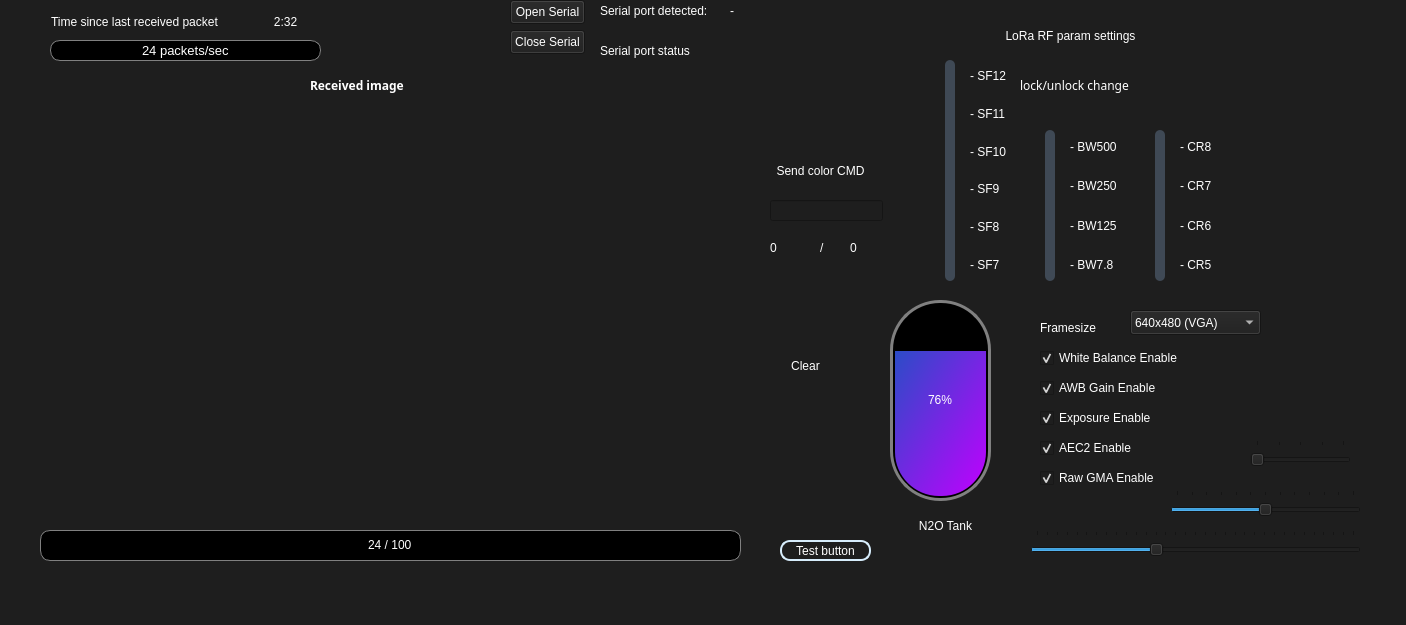
This is UI/Xstrato.ui in MorgesHAB/ERT2023GS as Qt 5 draws it before an edit. The edited form follows.
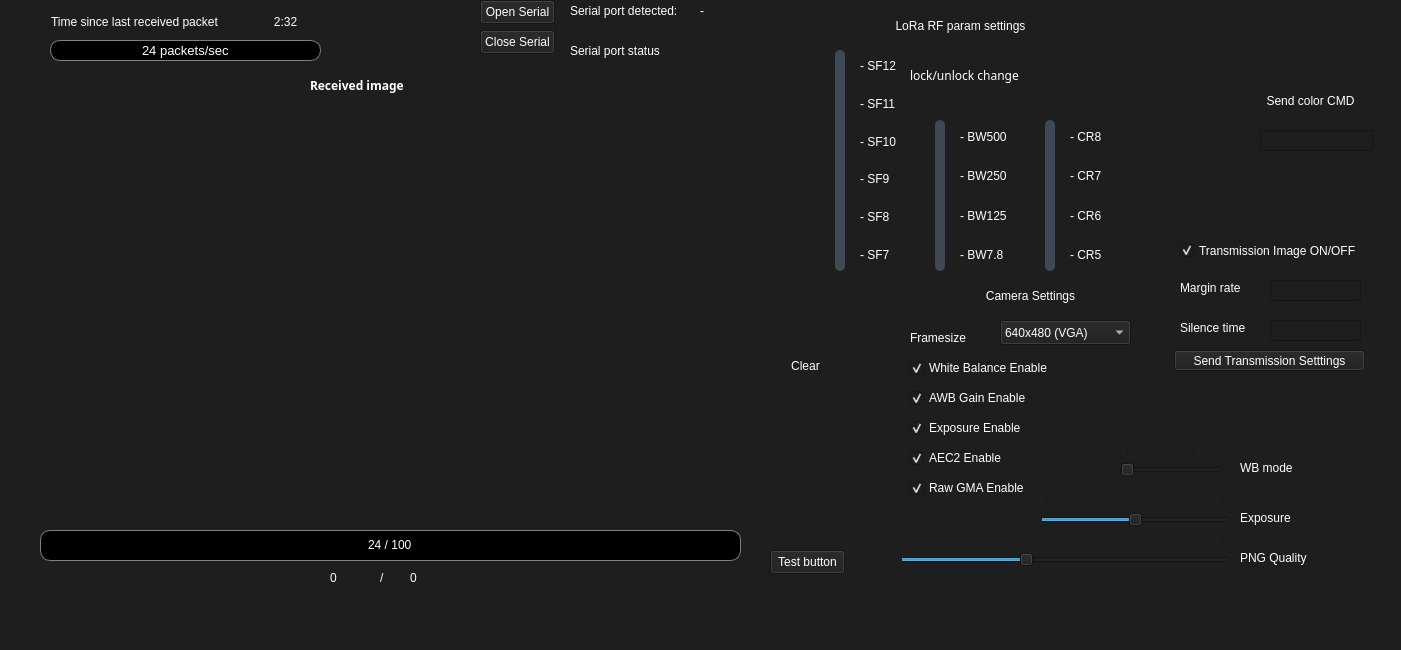
This is the edited form. Icons and pictures are not drawn.

Patch:
```diff
--- a/UI/Xstrato.ui
+++ b/UI/Xstrato.ui
@@ -6,8 +6,8 @@
    <rect>
     <x>0</x>
     <y>0</y>
-    <width>1406</width>
-    <height>625</height>
+    <width>1401</width>
+    <height>650</height>
    </rect>
   </property>
   <property name="windowTitle">
@@ -37,36 +37,6 @@
      <set>Qt::AlignCenter</set>
     </property>
    </widget>
-   <widget class="QPushButton" name="test_button">
-    <property name="geometry">
-     <rect>
-      <x>780</x>
-      <y>540</y>
-      <width>91</width>
-      <height>21</height>
-     </rect>
-    </property>
-    <property name="styleSheet">
-     <string notr="true">QPushButton{
-border: 2px solid;
-border-color: rgb(215, 237, 252);
-border-radius: 10px;
-}
-QPushButton:hover {
-background-color: black; 
-border: 3px solid;
-border-color: rgb(215, 237, 252);
-}
-QPushButton:pressed {
-border: 4px solid;
-border-color: rgb(92, 242, 135);
-}
-</string>
-    </property>
-    <property name="text">
-     <string>Test button</string>
-    </property>
-   </widget>
    <widget class="QLabel" name="label_9">
     <property name="geometry">
      <rect>
@@ -110,7 +80,7 @@
    <widget class="QLabel" name="label_11">
     <property name="geometry">
      <rect>
-      <x>600</x>
+      <x>570</x>
       <y>40</y>
       <width>131</width>
       <height>21</height>
@@ -123,7 +93,7 @@
    <widget class="QLabel" name="serialport_status">
     <property name="geometry">
      <rect>
-      <x>710</x>
+      <x>680</x>
       <y>30</y>
       <width>31</width>
       <height>31</height>
@@ -140,7 +110,7 @@
    <widget class="QPushButton" name="open_serial">
     <property name="geometry">
      <rect>
-      <x>510</x>
+      <x>480</x>
       <y>0</y>
       <width>75</width>
       <height>24</height>
@@ -153,7 +123,7 @@
    <widget class="QPushButton" name="close_serial">
     <property name="geometry">
      <rect>
-      <x>510</x>
+      <x>480</x>
       <y>30</y>
       <width>75</width>
       <height>24</height>
@@ -166,8 +136,8 @@
    <widget class="QPushButton" name="send_color_cmd">
     <property name="geometry">
      <rect>
-      <x>780</x>
-      <y>100</y>
+      <x>1270</x>
+      <y>30</y>
       <width>71</width>
       <height>61</height>
      </rect>
@@ -193,8 +163,8 @@
    <widget class="QLineEdit" name="color_edit">
     <property name="geometry">
      <rect>
-      <x>770</x>
-      <y>200</y>
+      <x>1260</x>
+      <y>130</y>
       <width>113</width>
       <height>21</height>
      </rect>
@@ -203,8 +173,8 @@
    <widget class="QLabel" name="nbr_rx_packet">
     <property name="geometry">
      <rect>
-      <x>770</x>
-      <y>240</y>
+      <x>330</x>
+      <y>570</y>
       <width>49</width>
       <height>16</height>
      </rect>
@@ -216,8 +186,8 @@
    <widget class="QLabel" name="nbr_tot_packet">
     <property name="geometry">
      <rect>
-      <x>850</x>
-      <y>240</y>
+      <x>410</x>
+      <y>570</y>
       <width>49</width>
       <height>16</height>
      </rect>
@@ -229,8 +199,8 @@
    <widget class="QLabel" name="nbr_tot_packet_2">
     <property name="geometry">
      <rect>
-      <x>820</x>
-      <y>240</y>
+      <x>380</x>
+      <y>570</y>
       <width>21</width>
       <height>16</height>
      </rect>
@@ -276,8 +246,8 @@
    <widget class="QLabel" name="label_2">
     <property name="geometry">
      <rect>
-      <x>770</x>
-      <y>160</y>
+      <x>1260</x>
+      <y>90</y>
       <width>101</width>
       <height>21</height>
      </rect>
@@ -393,80 +363,10 @@
      <string>%v packets/sec</string>
     </property>
    </widget>
-   <widget class="QProgressBar" name="tank_N2O">
-    <property name="geometry">
-     <rect>
-      <x>890</x>
-      <y>300</y>
-      <width>101</width>
-      <height>201</height>
-     </rect>
-    </property>
-    <property name="styleSheet">
-     <string notr="true">QProgressBar {
-	color: white;
-	font: 16pt &quot;Times New Roman&quot;;
-	height: 30px;
-}
-QProgressBar {
-	border: 3px solid gray;
-	border-radius: 50px;
-	background: black;
-	padding: 2px;
-    text-align: center;
-}
-QProgressBar::chunk {
-	background: qlineargradient(x1: 0, y1: 0.5, x2: 1, y2: 0.5, stop: 0 rgb(39, 68, 255), stop: 1 rgb(255, 38, 114));
-    border-bottom-right-radius: 44px;
-    border-bottom-left-radius: 44px;
-    background: qlineargradient(spread:pad, x1:0, y1:0, x2:1, y2:1, stop:0 rgba(43, 76, 199, 255), stop:1 rgba(193, 0, 255, 255));
-background-color: qlineargradient(x1: 0, y1: 0, x2: 0, y2: 1,
-                                   stop: 0 rgba(240, 248, 255, 255),
-                                   stop: 0.4 rgba(19, 170, 249, 255),
-                                   stop: 0.7 rgba(8, 104, 208, 255),
-                                   stop: 1 rgba(28, 32, 127, 255));
-
-    /*height: 10px;
-    margin: 1px;*/
-}</string>
-    </property>
-    <property name="value">
-     <number>76</number>
-    </property>
-    <property name="alignment">
-     <set>Qt::AlignCenter</set>
-    </property>
-    <property name="orientation">
-     <enum>Qt::Vertical</enum>
-    </property>
-    <property name="format">
-     <string>%v%</string>
-    </property>
-   </widget>
-   <widget class="QLabel" name="label_3">
-    <property name="geometry">
-     <rect>
-      <x>890</x>
-      <y>510</y>
-      <width>111</width>
-      <height>31</height>
-     </rect>
-    </property>
-    <property name="styleSheet">
-     <string notr="true">	color: white;
-	font: 16pt &quot;Calibri Light&quot;;</string>
-    </property>
-    <property name="text">
-     <string>N2O Tank</string>
-    </property>
-    <property name="alignment">
-     <set>Qt::AlignCenter</set>
-    </property>
-   </widget>
    <widget class="QLabel" name="label_13">
     <property name="geometry">
      <rect>
-      <x>600</x>
+      <x>570</x>
       <y>0</y>
       <width>131</width>
       <height>21</height>
@@ -479,7 +379,7 @@
    <widget class="QLabel" name="serial_port_detected_name">
     <property name="geometry">
      <rect>
-      <x>730</x>
+      <x>700</x>
       <y>0</y>
       <width>51</width>
       <height>21</height>
@@ -495,8 +395,8 @@
     </property>
     <property name="geometry">
      <rect>
-      <x>920</x>
-      <y>60</y>
+      <x>810</x>
+      <y>50</y>
       <width>61</width>
       <height>221</height>
      </rect>
@@ -536,8 +436,8 @@
    <widget class="QWidget" name="verticalLayoutWidget">
     <property name="geometry">
      <rect>
-      <x>970</x>
-      <y>60</y>
+      <x>860</x>
+      <y>50</y>
       <width>41</width>
       <height>221</height>
      </rect>
@@ -593,8 +493,8 @@
     </property>
     <property name="geometry">
      <rect>
-      <x>1020</x>
-      <y>130</y>
+      <x>910</x>
+      <y>120</y>
       <width>61</width>
       <height>151</height>
      </rect>
@@ -637,8 +537,8 @@
    <widget class="QWidget" name="verticalLayoutWidget_2">
     <property name="geometry">
      <rect>
-      <x>1070</x>
-      <y>130</y>
+      <x>960</x>
+      <y>120</y>
       <width>51</width>
       <height>151</height>
      </rect>
@@ -680,8 +580,8 @@
     </property>
     <property name="geometry">
      <rect>
-      <x>1130</x>
-      <y>130</y>
+      <x>1020</x>
+      <y>120</y>
       <width>61</width>
       <height>151</height>
      </rect>
@@ -724,8 +624,8 @@
    <widget class="QWidget" name="verticalLayoutWidget_3">
     <property name="geometry">
      <rect>
-      <x>1180</x>
-      <y>130</y>
+      <x>1070</x>
+      <y>120</y>
       <width>51</width>
       <height>151</height>
      </rect>
@@ -764,8 +664,8 @@
    <widget class="QLabel" name="label_21">
     <property name="geometry">
      <rect>
-      <x>910</x>
-      <y>20</y>
+      <x>800</x>
+      <y>10</y>
       <width>321</width>
       <height>31</height>
      </rect>
@@ -784,8 +684,8 @@
    <widget class="QLabel" name="label_22">
     <property name="geometry">
      <rect>
-      <x>1020</x>
-      <y>70</y>
+      <x>910</x>
+      <y>60</y>
       <width>131</width>
       <height>31</height>
      </rect>
@@ -806,8 +706,8 @@
    <widget class="QPushButton" name="lock_RF_param">
     <property name="geometry">
      <rect>
-      <x>1160</x>
-      <y>60</y>
+      <x>1050</x>
+      <y>50</y>
       <width>61</width>
       <height>51</height>
      </rect>
@@ -826,8 +726,8 @@
    <widget class="QPushButton" name="set_RF_param">
     <property name="geometry">
      <rect>
-      <x>1260</x>
-      <y>170</y>
+      <x>1150</x>
+      <y>160</y>
       <width>61</width>
       <height>51</height>
      </rect>
@@ -853,8 +753,8 @@
    <widget class="QComboBox" name="cam_framsize_selector">
     <property name="geometry">
      <rect>
-      <x>1130</x>
-      <y>310</y>
+      <x>1000</x>
+      <y>320</y>
       <width>131</width>
       <height>25</height>
      </rect>
@@ -916,8 +816,8 @@
    <widget class="QLabel" name="label_23">
     <property name="geometry">
      <rect>
-      <x>1040</x>
-      <y>320</y>
+      <x>910</x>
+      <y>330</y>
       <width>71</width>
       <height>16</height>
      </rect>
@@ -929,8 +829,8 @@
    <widget class="QPushButton" name="set_CAM_param">
     <property name="geometry">
      <rect>
-      <x>1250</x>
-      <y>350</y>
+      <x>1110</x>
+      <y>370</y>
       <width>51</width>
       <height>41</height>
      </rect>
@@ -956,8 +856,8 @@
    <widget class="QCheckBox" name="whiteBalanceEnable">
     <property name="geometry">
      <rect>
-      <x>1040</x>
-      <y>350</y>
+      <x>910</x>
+      <y>360</y>
       <width>151</width>
       <height>16</height>
      </rect>
@@ -972,8 +872,8 @@
    <widget class="QCheckBox" name="awbGainEnable">
     <property name="geometry">
      <rect>
-      <x>1040</x>
-      <y>380</y>
+      <x>910</x>
+      <y>390</y>
       <width>151</width>
       <height>16</height>
      </rect>
@@ -988,8 +888,8 @@
    <widget class="QCheckBox" name="exposureEnable">
     <property name="geometry">
      <rect>
-      <x>1040</x>
-      <y>410</y>
+      <x>910</x>
+      <y>420</y>
       <width>151</width>
       <height>16</height>
      </rect>
@@ -1004,8 +904,8 @@
    <widget class="QCheckBox" name="aec2Enable">
     <property name="geometry">
      <rect>
-      <x>1040</x>
-      <y>440</y>
+      <x>910</x>
+      <y>450</y>
       <width>151</width>
       <height>16</height>
      </rect>
@@ -1020,8 +920,8 @@
    <widget class="QCheckBox" name="rawGmaEnable">
     <property name="geometry">
      <rect>
-      <x>1040</x>
-      <y>470</y>
+      <x>910</x>
+      <y>480</y>
       <width>151</width>
       <height>16</height>
      </rect>
@@ -1036,8 +936,8 @@
    <widget class="QSlider" name="CAM_exposure_slider">
     <property name="geometry">
      <rect>
-      <x>1170</x>
-      <y>490</y>
+      <x>1040</x>
+      <y>500</y>
       <width>191</width>
       <height>31</height>
      </rect>
@@ -1064,8 +964,8 @@
    <widget class="QSlider" name="CAM_png_quality_slider">
     <property name="geometry">
      <rect>
-      <x>1030</x>
-      <y>530</y>
+      <x>900</x>
+      <y>540</y>
       <width>331</width>
       <height>31</height>
      </rect>
@@ -1092,8 +992,8 @@
    <widget class="QSlider" name="CAM_wbmode_slider">
     <property name="geometry">
      <rect>
-      <x>1250</x>
-      <y>440</y>
+      <x>1120</x>
+      <y>450</y>
       <width>101</width>
       <height>31</height>
      </rect>
@@ -1111,6 +1011,153 @@
      <enum>QSlider::TicksAbove</enum>
     </property>
    </widget>
+   <widget class="QLabel" name="label_24">
+    <property name="geometry">
+     <rect>
+      <x>940</x>
+      <y>280</y>
+      <width>181</width>
+      <height>31</height>
+     </rect>
+    </property>
+    <property name="styleSheet">
+     <string notr="true">	color: white;
+	font: 16pt &quot;Calibri Light&quot;;</string>
+    </property>
+    <property name="text">
+     <string>Camera Settings</string>
+    </property>
+    <property name="alignment">
+     <set>Qt::AlignCenter</set>
+    </property>
+   </widget>
+   <widget class="QLabel" name="label_3">
+    <property name="geometry">
+     <rect>
+      <x>1240</x>
+      <y>460</y>
+      <width>91</width>
+      <height>16</height>
+     </rect>
+    </property>
+    <property name="text">
+     <string>WB mode</string>
+    </property>
+   </widget>
+   <widget class="QLabel" name="label_25">
+    <property name="geometry">
+     <rect>
+      <x>1240</x>
+      <y>510</y>
+      <width>91</width>
+      <height>16</height>
+     </rect>
+    </property>
+    <property name="text">
+     <string>Exposure</string>
+    </property>
+   </widget>
+   <widget class="QLabel" name="label_26">
+    <property name="geometry">
+     <rect>
+      <x>1240</x>
+      <y>550</y>
+      <width>91</width>
+      <height>16</height>
+     </rect>
+    </property>
+    <property name="text">
+     <string>PNG Quality</string>
+    </property>
+   </widget>
+   <widget class="QPushButton" name="test_button">
+    <property name="geometry">
+     <rect>
+      <x>770</x>
+      <y>550</y>
+      <width>75</width>
+      <height>24</height>
+     </rect>
+    </property>
+    <property name="text">
+     <string>Test button</string>
+    </property>
+   </widget>
+   <widget class="QCheckBox" name="tx_image_checkbox">
+    <property name="geometry">
+     <rect>
+      <x>1180</x>
+      <y>240</y>
+      <width>191</width>
+      <height>21</height>
+     </rect>
+    </property>
+    <property name="text">
+     <string>Transmission Image ON/OFF</string>
+    </property>
+    <property name="checked">
+     <bool>true</bool>
+    </property>
+   </widget>
+   <widget class="QLabel" name="label_27">
+    <property name="geometry">
+     <rect>
+      <x>1180</x>
+      <y>280</y>
+      <width>91</width>
+      <height>16</height>
+     </rect>
+    </property>
+    <property name="text">
+     <string>Margin rate</string>
+    </property>
+   </widget>
+   <widget class="QLabel" name="label_28">
+    <property name="geometry">
+     <rect>
+      <x>1180</x>
+      <y>320</y>
+      <width>91</width>
+      <height>16</height>
+     </rect>
+    </property>
+    <property name="text">
+     <string>Silence time</string>
+    </property>
+   </widget>
+   <widget class="QLineEdit" name="margin_rate_edit">
+    <property name="geometry">
+     <rect>
+      <x>1270</x>
+      <y>280</y>
+      <width>91</width>
+      <height>21</height>
+     </rect>
+    </property>
+   </widget>
+   <widget class="QLineEdit" name="silence_time_edit">
+    <property name="geometry">
+     <rect>
+      <x>1270</x>
+      <y>320</y>
+      <width>91</width>
+      <height>21</height>
+     </rect>
+    </property>
+   </widget>
+   <widget class="QPushButton" name="send_transmission_settings">
+    <property name="geometry">
+     <rect>
+      <x>1174</x>
+      <y>350</y>
+      <width>191</width>
+      <height>21</height>
+     </rect>
+    </property>
+    <property name="text">
+     <string>Send Transmission Setttings</string>
+    </property>
+   </widget>
   </widget>
   <widget class="QMenuBar" name="menubar">
    <property name="geometry">
```
Left out of the diff: 2 changed lines with no effect on the pictures.
